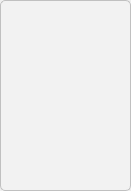
Before: the Qt Designer form ME/CommunityCanteenSys/Tools/OrderDetailTools/OrderDishShowBar/orderdishshowbar.ui in JoyJeeo/-, drawn with Qt 5.
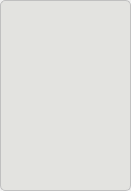
After: the same form once the commit is applied.

```diff
--- a/ME/CommunityCanteenSys/Tools/OrderDetailTools/OrderDishShowBar/orderdishshowbar.ui
+++ b/ME/CommunityCanteenSys/Tools/OrderDetailTools/OrderDishShowBar/orderdishshowbar.ui
@@ -25,13 +25,10 @@
    <property name="styleSheet">
     <string notr="true">#topWin
 {    
-	background-color: #f2f2f2; /* 设置背景颜色 */
+	background-color: rgb(179,179,164,20%); /* 设置背景颜色 */
     border: 1px solid #c0c0c0; /* 设置边框 */
     border-radius: 5px; /* 设置圆角 */
     padding: 5px 10px; /* 设置内边距 */
-}
-QLabel {
-    background-color: transparent; /* 设置背景色为透明 */
 }</string>
    </property>
    <widget class="QLabel" name="DishShow_lab">
@@ -56,7 +53,7 @@
       <x>0</x>
       <y>110</y>
       <width>131</width>
-      <height>71</height>
+      <height>76</height>
      </rect>
     </property>
     <layout class="QVBoxLayout" name="verticalLayout_2">
```
